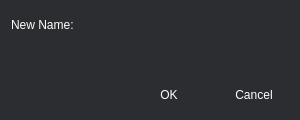
This is ui/rename_dialog.ui in newo-ether/Rendrop as Qt 5 draws it before an edit. The edited form follows.
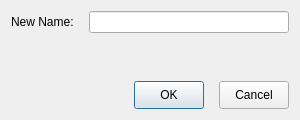
This is the edited form.

```diff
--- a/ui/rename_dialog.ui
+++ b/ui/rename_dialog.ui
@@ -19,36 +19,6 @@
   <property name="windowTitle">
    <string>Rename Project</string>
   </property>
-  <property name="styleSheet">
-   <string notr="true">QDialog {
-    background-color: rgb(43, 45, 48);
-    color: white;
-}
-
-QLabel {
-    color: white;
-    font-family: &quot;Pixel Mixed&quot;;
-    font-size: 12px;
-}
-
-QLineEdit {
-    background: transparent;
-    color: white;
-    padding: 5px;
-    border: 1px solid transparent;
-    font-family: &quot;Pixel Mixed&quot;;
-    font-size: 12px;
-}
-
-QPushButton {
-    background: transparent;
-    border: 1px solid transparent;
-    color: white;
-    padding: 6px 6px;
-    font-family: &quot;Pixel Mixed&quot;;
-    font-size: 12px;
-}</string>
-  </property>
   <layout class="QVBoxLayout" name="verticalLayout">
    <property name="spacing">
     <number>15</number>
```
